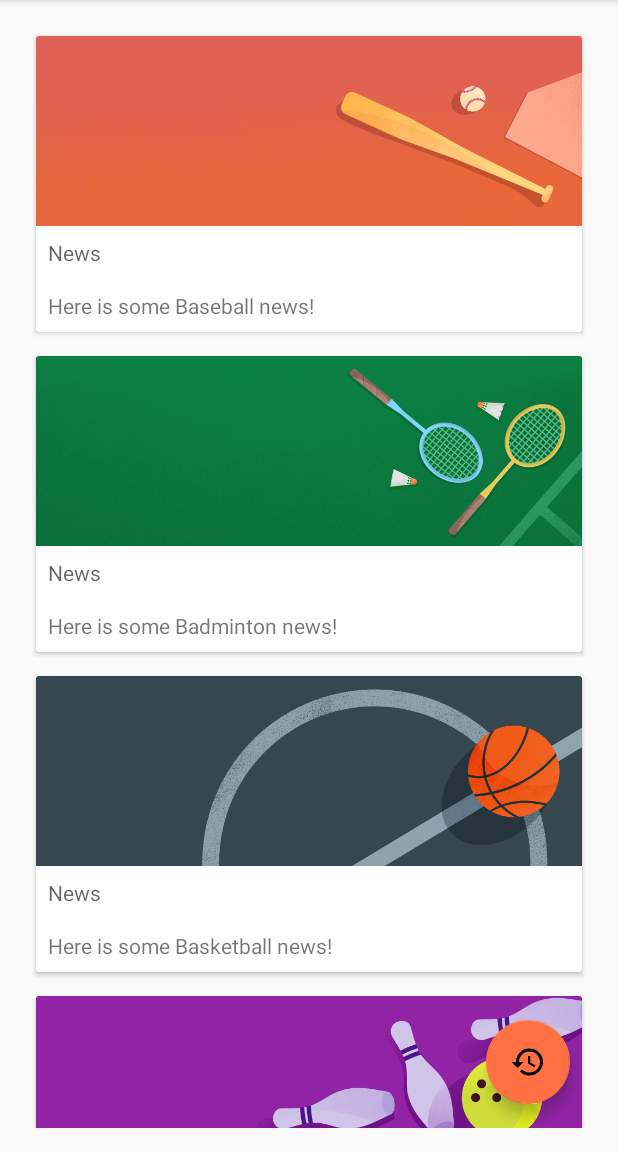
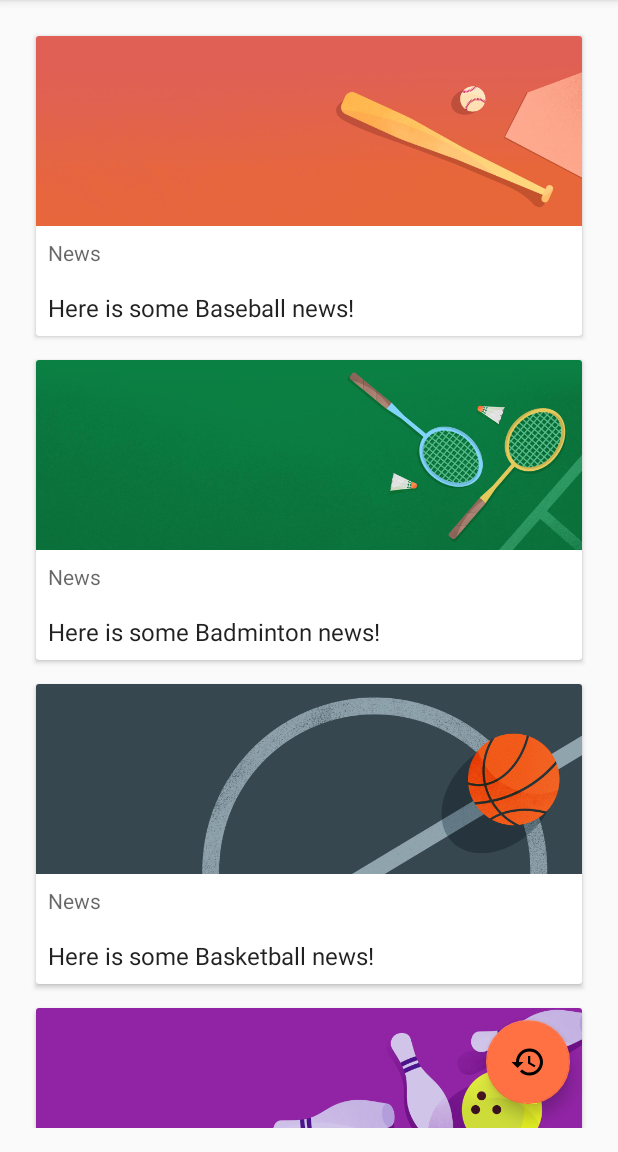
Before and after one commit to CarpioAlex/acarpio_MaterialMe-Starter, an Android app: the screen it shows after launch (MainActivity), on a phone screen of 412 x 824 dp, the part 84-1236 px from its top. Run offline under Robolectric (Android 15) with nearby library versions, the phone set to English and light mode, and no system bars; pictures from the network do not load.

Commit message:
Added locale, grid manager and horizontal layout, for phone and tablet

```diff
--- a/app/src/main/java/com/example/android/materialme/MainActivity.java
+++ b/app/src/main/java/com/example/android/materialme/MainActivity.java
@@ -22,6 +22,7 @@ import android.view.View;
 
 import androidx.annotation.NonNull;
 import androidx.appcompat.app.AppCompatActivity;
+import androidx.recyclerview.widget.GridLayoutManager;
 import androidx.recyclerview.widget.ItemTouchHelper;
 import androidx.recyclerview.widget.LinearLayoutManager;
 import androidx.recyclerview.widget.RecyclerView;
@@ -44,12 +45,13 @@ public class MainActivity extends AppCompatActivity {
     protected void onCreate(Bundle savedInstanceState) {
         super.onCreate(savedInstanceState);
         setContentView(R.layout.activity_main);
+        int gridColumnCount = getResources().getInteger(R.integer.grid_column_count);
 
         // Initialize the RecyclerView.
         mRecyclerView = findViewById(R.id.recyclerView);
 
         // Set the Layout Manager.
-        mRecyclerView.setLayoutManager(new LinearLayoutManager(this));
+        mRecyclerView.setLayoutManager(new GridLayoutManager(this, gridColumnCount));
 
         // Initialize the ArrayList that will contain the data.
         mSportsData = new ArrayList<>();
@@ -62,10 +64,21 @@ public class MainActivity extends AppCompatActivity {
         initializeData();
 
         //Swipes
+        int swipeDirs;
 
-        ItemTouchHelper ith = new ItemTouchHelper(new ItemTouchHelper.SimpleCallback(ItemTouchHelper.LEFT | ItemTouchHelper.RIGHT |
-                ItemTouchHelper.DOWN | ItemTouchHelper.UP, ItemTouchHelper.LEFT |
-                ItemTouchHelper.RIGHT) {
+        if (gridColumnCount > 1) {
+            swipeDirs = 0;
+        } else {
+            swipeDirs = ItemTouchHelper.LEFT | ItemTouchHelper.RIGHT;
+        }
+
+        ItemTouchHelper ith = new ItemTouchHelper(new ItemTouchHelper.SimpleCallback(ItemTouchHelper.LEFT | ItemTouchHelper.RIGHT | ItemTouchHelper.DOWN | ItemTouchHelper.UP, swipeDirs) {
+
+
+
+
+
+
             @Override
             public boolean onMove(@NonNull RecyclerView recyclerView, @NonNull RecyclerView.ViewHolder viewHolder, @NonNull RecyclerView.ViewHolder target) {
 
--- a/app/src/main/res/layout/activity_detail.xml
+++ b/app/src/main/res/layout/activity_detail.xml
@@ -30,7 +30,10 @@
                 android:layout_alignBottom="@id/sportsImageDetail"
                 android:padding="16dp"
                 android:text="@string/title_placeholder"
-                android:theme="@style/ThemeOverlay.AppCompat.Dark" />
+                android:theme="@style/ThemeOverlay.AppCompat.Dark"
+                style="@style/SportsDetailText"
+
+                />
 
             <TextView
                 android:id="@+id/newsTitleDetail"
@@ -47,6 +50,7 @@
                 android:layout_height="wrap_content"
                 android:layout_below="@id/newsTitleDetail"
                 android:padding="16dp"
+                style="@style/SportsDetailTitle"
                 android:text="@string/lorem" />
 
         </RelativeLayout>
--- a/app/src/main/res/layout/list_item.xml
+++ b/app/src/main/res/layout/list_item.xml
@@ -35,6 +35,7 @@
             android:text="@string/title_placeholder"
             android:layout_alignBottom="@id/sportsImage"
             android:theme="@style/ThemeOverlay.AppCompat.Dark"
+            style="@style/SportsTitle"
             />
 
         <TextView
@@ -52,7 +53,9 @@
             android:layout_width="wrap_content"
             android:layout_height="wrap_content"
             android:padding="8dp"
-            android:text="@string/sports_info_placeholder" />
+            android:text="@string/sports_info_placeholder"
+            style="@style/SportsDetailText"
+            />
 
         <ImageView
             android:id="@+id/sportsImage"
--- /dev/null
+++ b/app/src/main/res/values-land/integer.xml
@@ -0,0 +1,4 @@
+<?xml version="1.0" encoding="utf-8"?>
+<resources>
+    <integer name="grid_column_count">2</integer>
+</resources>
--- /dev/null
+++ b/app/src/main/res/values-sw600dp-land/integer.xml
@@ -0,0 +1,4 @@
+<?xml version="1.0" encoding="utf-8"?>
+<resources>
+    <integer name="grid_column_count">3</integer>
+</resources>
--- /dev/null
+++ b/app/src/main/res/values-sw600dp/integer.xml
@@ -0,0 +1,3 @@
+<?xml version="1.0" encoding="utf-8"?>
+<resources>    <integer name="grid_column_count">3</integer>
+</resources>
--- /dev/null
+++ b/app/src/main/res/values-sw600dp/styles.xml
@@ -0,0 +1,15 @@
+<?xml version="1.0" encoding="utf-8"?>
+<resources>
+    <style name="SportsTitle" parent="TextAppearance.AppCompat.Display1">
+        <item name="android:textColor">?android:textColorPrimary</item>
+    </style>
+
+
+    <style name="SportsDetailText" parent="TextAppearance.AppCompat.Headline">
+
+    </style>
+
+    <style name="SportsDetailTitle"
+        parent="TextAppearance.AppCompat.Display3"/>
+
+</resources>
--- /dev/null
+++ b/app/src/main/res/values/integer.xml
@@ -0,0 +1,5 @@
+<?xml version="1.0" encoding="utf-8"?>
+<resources>
+    <integer name="grid_column_count">1</integer>
+
+</resources>
--- a/app/src/main/res/values/styles.xml
+++ b/app/src/main/res/values/styles.xml
@@ -23,4 +23,19 @@
         <item name="colorAccent">@color/colorAccent</item>
     </style>
 
+
+    <style name="SportsTitle" parent="TextAppearance.AppCompat.Headline">
+
+    </style>
+
+
+    <style name="SportsDetailText" parent="TextAppearance.AppCompat.Subhead">
+
+    </style>
+
+    <style name="SportsDetailTitle"
+        parent="TextAppearance.AppCompat.Headline"/>
+
+
+
 </resources>
```
Also changed, not shown: app/src/main/res/drawable/gradient_purple.xml (added, +14 -0 lines), 1 other file.
